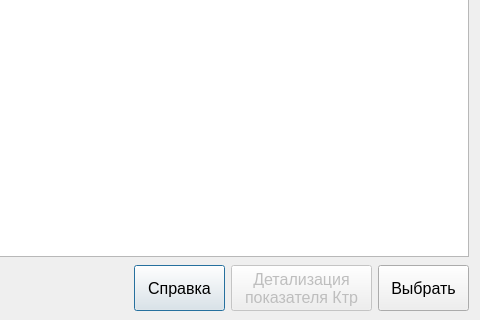
Qt form listkd.ui (YakSid/KDC_RSREU) before a commit; both pictures show x 547 to 1027 and y 254 to 574 of the 1027 by 574 pixel window.
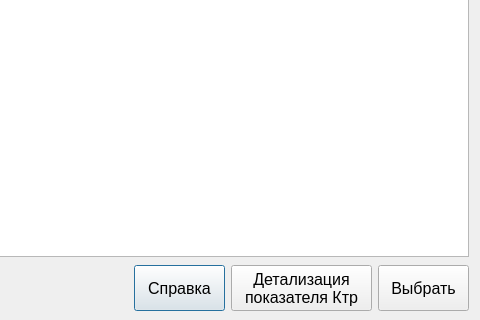
The same form after that commit. Icons and pictures are not drawn.

```diff
--- a/listkd.ui
+++ b/listkd.ui
@@ -163,7 +163,7 @@
      <item>
       <widget class="QPushButton" name="DetailKTR">
        <property name="enabled">
-        <bool>false</bool>
+        <bool>true</bool>
        </property>
        <property name="minimumSize">
         <size>
```
